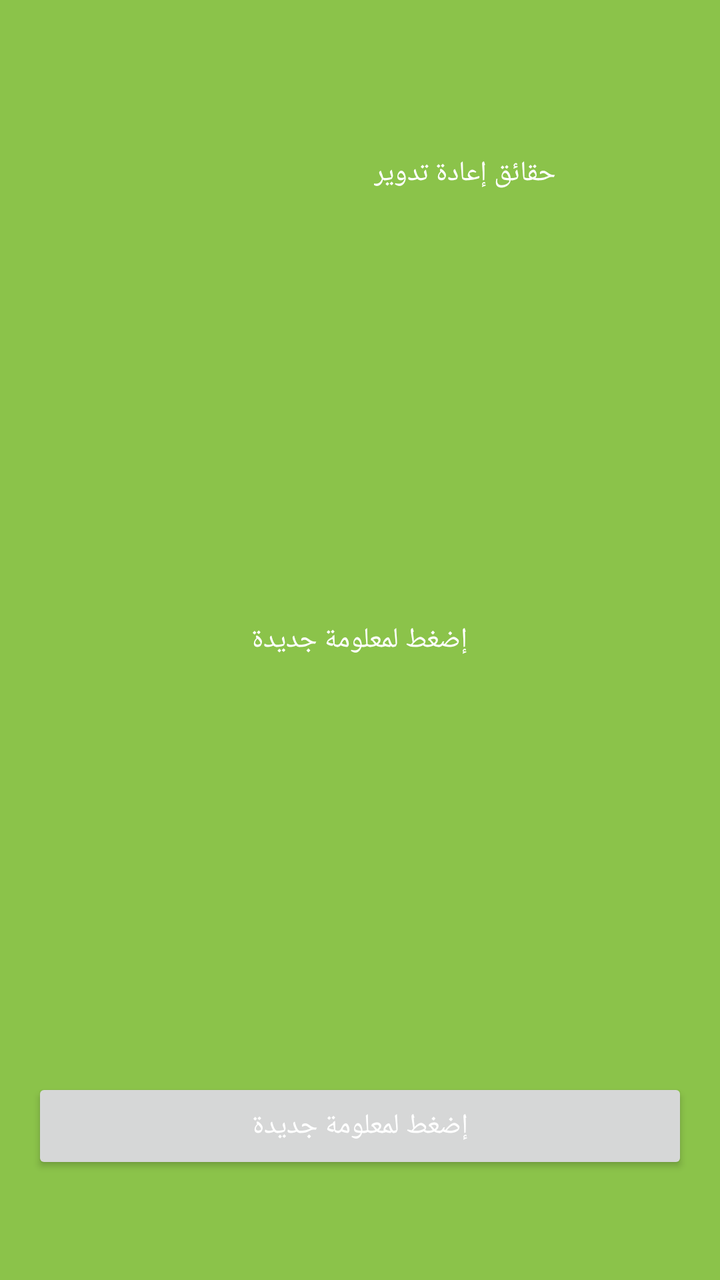
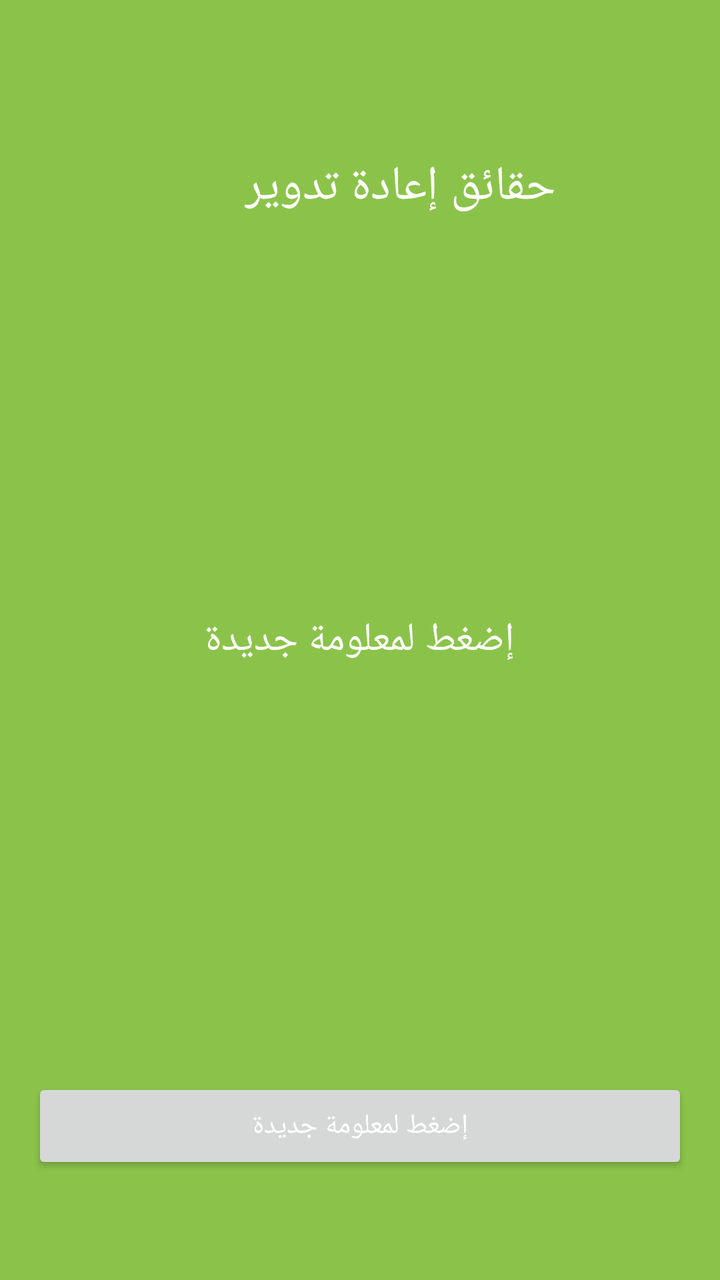

The first picture is an Android layout as it rendered before a commit; the second is the same layout after the commit. The layout source and the unified diff follow.
<!-- AndroidManifest.xml: application theme Theme.RecyclingFacts -->
<!-- res/layout/activity_main.xml -->
<?xml version="1.0" encoding="utf-8"?>
<RelativeLayout xmlns:android="http://schemas.android.com/apk/res/android"
    xmlns:app="http://schemas.android.com/apk/res-auto"
    xmlns:tools="http://schemas.android.com/tools"
    android:layout_width="match_parent"
    android:layout_height="match_parent"
    android:background="#8BC34A"
    android:padding="16dp"
    tools:context=".MainActivity">

    <TextView
        android:id="@+id/headVeiw"
        android:layout_width="wrap_content"
        android:layout_height="wrap_content"
        android:layout_alignParentTop="true"
        android:layout_alignParentEnd="true"
        android:layout_alignParentRight="true"
        android:layout_marginTop="61dp"
        android:layout_marginEnd="66dp"
        android:layout_marginRight="66dp"
        android:text="حقائق إعادة تدوير"
        android:textColor="#FFFFFF" />

    <TextView
        android:id="@+id/RecyclingFactsTextView"
        android:layout_width="wrap_content"
        android:layout_height="wrap_content"
        android:layout_centerInParent="true"
        android:text="إضغط لمعلومة جديدة"
        android:textColor="#FFFFFF" />

    <Button
        android:id="@+id/FactsButton"
        android:layout_width="match_parent"
        android:layout_height="wrap_content"
        android:layout_alignParentBottom="true"
        android:layout_centerHorizontal="true"
        android:layout_marginTop="271dp"
        android:layout_marginBottom="37dp"
        android:text="إضغط لمعلومة جديدة"
        android:textColor="#FFFFFF" />
</RelativeLayout>
<!-- resources referenced by this layout -->
<resources>
  <style name="Theme.RecyclingFacts" parent="Theme.MaterialComponents.DayNight.DarkActionBar">
          
          <item name="colorPrimary">@color/purple_500</item>
          <item name="colorPrimaryVariant">@color/purple_700</item>
          <item name="colorOnPrimary">@color/white</item>
          
          <item name="colorSecondary">@color/teal_200</item>
          <item name="colorSecondaryVariant">@color/teal_700</item>
          <item name="colorOnSecondary">@color/black</item>
          
          <item name="android:statusBarColor" tools:targetApi="l">?attr/colorPrimaryVariant</item>
          
      </style>
  <color name="purple_500">#FF6200EE</color>
  <color name="purple_700">#FF3700B3</color>
  <color name="white">#FFFFFFFF</color>
  <color name="teal_200">#FF03DAC5</color>
  <color name="teal_700">#FF018786</color>
  <color name="black">#FF000000</color>
</resources>

<!-- the commit's change to res/layout/activity_main.xml (unified diff, before → after) -->
@@ -18,6 +18,7 @@
         android:layout_marginTop="61dp"
         android:layout_marginEnd="66dp"
         android:layout_marginRight="66dp"
+        android:textSize="24dp"
         android:text="حقائق إعادة تدوير"
         android:textColor="#FFFFFF" />
 
@@ -26,6 +27,7 @@
         android:layout_width="wrap_content"
         android:layout_height="wrap_content"
         android:layout_centerInParent="true"
+        android:textSize="20dp"
         android:text="إضغط لمعلومة جديدة"
         android:textColor="#FFFFFF" />
 
<!-- resource entries referenced after the edit -->
@@ -1,6 +1,6 @@
 <!-- resources referenced by this layout -->
 <resources>
-  <style name="Theme.RecyclingFacts" parent="Theme.MaterialComponents.DayNight.DarkActionBar">
+  <style name="Theme.RecyclingFacts" parent="Theme.MaterialComponents.DayNight.NoActionBar">
           
           <item name="colorPrimary">@color/purple_500</item>
           <item name="colorPrimaryVariant">@color/purple_700</item>
